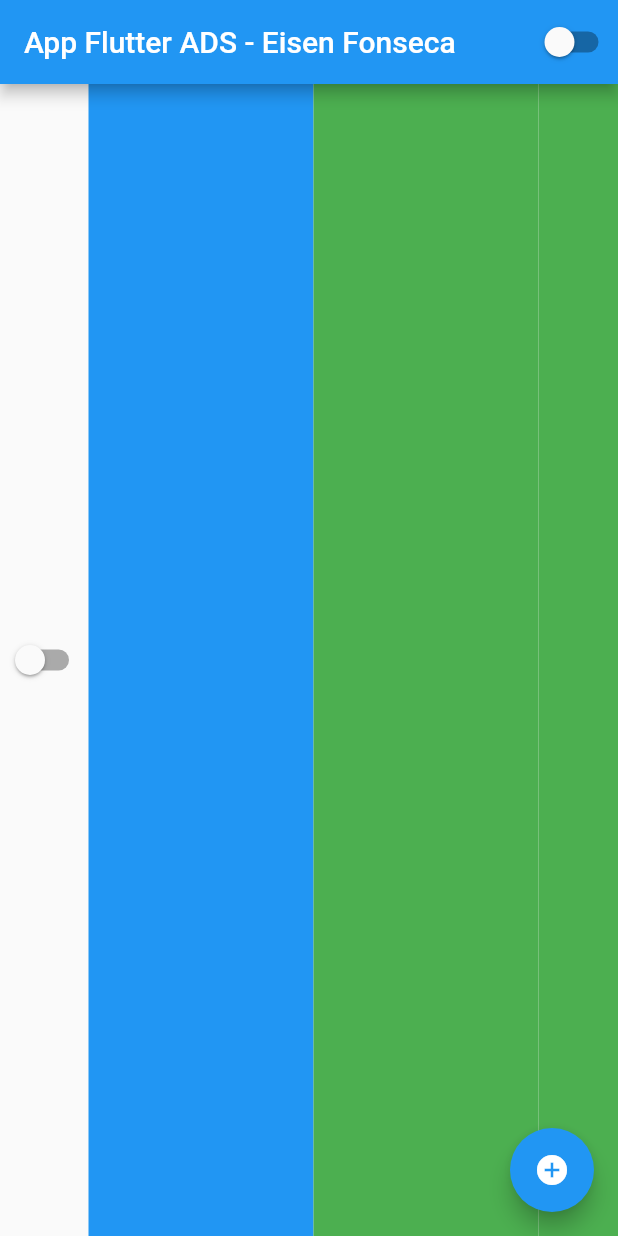
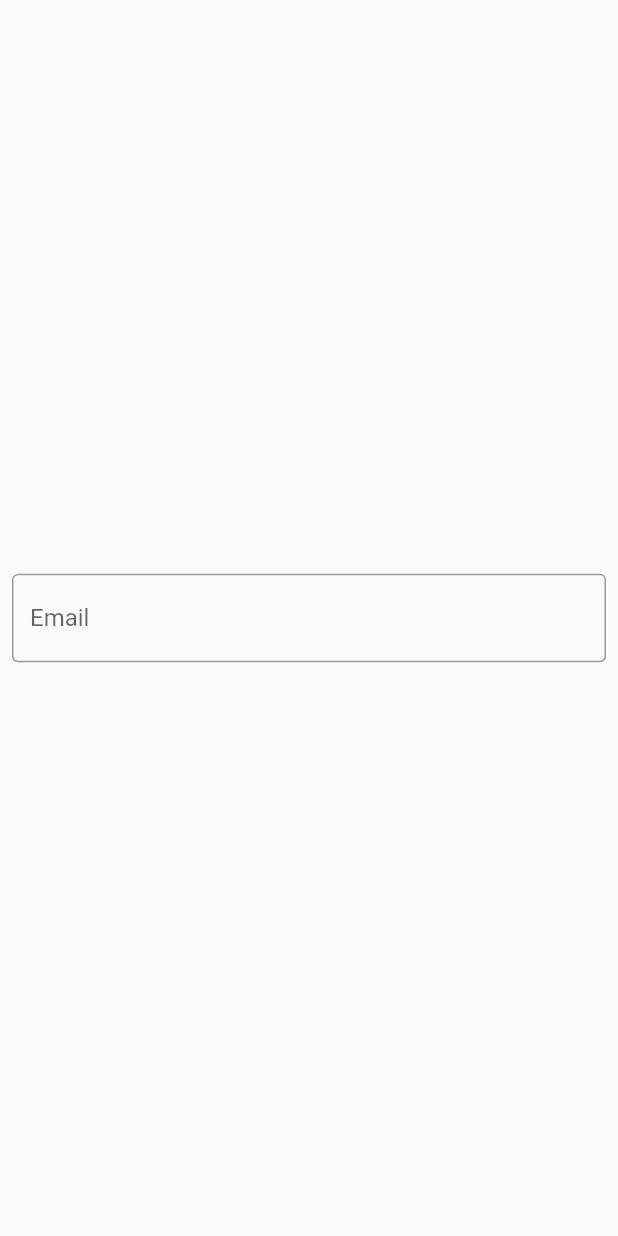
Before and after one commit to EisenGFonseca/Desenvolvimento-para-Dispositivos-M-veis, a Flutter app: the screen it shows after launch, on a phone screen of 412 x 824 dp. Run offline on Flutter 3.47's test engine with Material 2 defaults, Android fonts, the phone set to English and light mode, and no system bars.

Commit message:
Aula 1.12.1 Text Input field
Aula 1.12.1 Text Input field

```diff
--- a/Curso na pratica/ola_mundo/lib/app_widget.dart
+++ b/Curso na pratica/ola_mundo/lib/app_widget.dart
@@ -1,7 +1,6 @@
 import 'package:flutter/material.dart';
-
 import 'app_controller.dart';
-import 'home_page.dart';
+import 'login_page.dart';
 
 class AppWidget extends StatelessWidget {
   final String? title;
@@ -20,7 +19,7 @@ class AppWidget extends StatelessWidget {
                 ? Brightness.dark
                 : Brightness.light
             ),
-            home: HomePage(),
+            home: LoginPage(),
           );
         });
   }
--- a/Curso na pratica/ola_mundo/lib/home_page.dart
+++ b/Curso na pratica/ola_mundo/lib/home_page.dart
@@ -26,206 +26,11 @@ class HomePageState extends State<HomePage> {
         width: double.infinity,
         height: double.infinity,
         child: ListView(
-          scrollDirection: Axis.horizontal,
+          //scrollDirection: Axis.horizontal,
           children: [
             Center(child: CustomSwitch()),
             Container(
               height: 100,
-            ),
-            Container(
-              width: 150,
-              height: 150,
-              color: Colors.blue,
-            ),
-            Container(
-              width: 150,
-              height: 150,
-              color: Colors.green,
-            ),
-            Container(
-              width: 150,
-              height: 150,
-              color: Colors.green,
-            ),
-            Container(
-              width: 150,
-              height: 150,
-              color: Colors.green,
-            ),
-            Container(
-              width: 150,
-              height: 150,
-              color: Colors.green,
-            ),
-            Container(
-              width: 150,
-              height: 150,
-              color: Colors.green,
-            ),
-            Container(
-              width: 150,
-              height: 150,
-              color: Colors.green,
-            ),
-            Container(
-              width: 150,
-              height: 150,
-              color: Colors.green,
-            ),
-            Container(
-              width: 150,
-              height: 150,
-              color: Colors.green,
-            ),
-            Container(
-              width: 150,
-              height: 150,
-              color: Colors.green,
-            ),
-            Container(
-              width: 150,
-              height: 150,
-              color: Colors.green,
-            ),
-            Container(
-              width: 150,
-              height: 150,
-              color: Colors.green,
-            ),
-            Container(
-              width: 150,
-              height: 150,
-              color: Colors.green,
-            ),
-            Container(
-              width: 150,
-              height: 150,
-              color: Colors.green,
-            ),
-            Container(
-              width: 150,
-              height: 150,
-              color: Colors.green,
-            ),
-            Container(
-              width: 150,
-              height: 150,
-              color: Colors.green,
-            ),
-            Container(
-              width: 150,
-              height: 150,
-              color: Colors.green,
-            ),
-            Container(
-              width: 150,
-              height: 150,
-              color: Colors.green,
-            ),
-            Container(
-              width: 150,
-              height: 150,
-              color: Colors.green,
-            ),
-            Container(
-              width: 150,
-              height: 150,
-              color: Colors.green,
-            ),
-            Container(
-              width: 150,
-              height: 150,
-              color: Colors.green,
-            ),
-            Container(
-              width: 150,
-              height: 150,
-              color: Colors.green,
-            ),
-            Container(
-              width: 150,
-              height: 150,
-              color: Colors.green,
-            ),
-            Container(
-              width: 150,
-              height: 150,
-              color: Colors.green,
-            ),
-            Container(
-              width: 150,
-              height: 150,
-              color: Colors.green,
-            ),
-            Container(
-              width: 150,
-              height: 150,
-              color: Colors.green,
-            ),
-            Container(
-              width: 150,
-              height: 150,
-              color: Colors.green,
-            ),
-            Container(
-              width: 150,
-              height: 150,
-              color: Colors.green,
-            ),
-            Container(
-              width: 150,
-              height: 150,
-              color: Colors.green,
-            ),
-            Container(
-              width: 150,
-              height: 150,
-              color: Colors.green,
-            ),
-            Container(
-              width: 150,
-              height: 150,
-              color: Colors.green,
-            ),
-            Container(
-              width: 150,
-              height: 150,
-              color: Colors.green,
-            ),
-            Container(
-              width: 150,
-              height: 150,
-              color: Colors.green,
-            ),
-            Container(
-              width: 150,
-              height: 150,
-              color: Colors.green,
-            ),
-            Container(
-              width: 150,
-              height: 150,
-              color: Colors.green,
-            ),
-            Container(
-              width: 150,
-              height: 150,
-              color: Colors.green,
-            ),
-            Container(
-              width: 150,
-              height: 150,
-              color: Colors.green,
-            ),
-            Container(
-              width: 150,
-              height: 150,
-              color: Colors.green,
-            ),
-            Container(
-              width: 150,
-              height: 150,
-              color: Colors.green,
             ),
             Row(
                 mainAxisAlignment: MainAxisAlignment.spaceAround,
@@ -237,7 +42,7 @@ class HomePageState extends State<HomePage> {
                     color: Colors.green,
                   ),
                   Container(
-                    width: 100,
+                    width: 50,
                     height: 50,
                     color: Colors.yellow,
                   ),
--- /dev/null
+++ b/Curso na pratica/ola_mundo/lib/login_page.dart
@@ -0,0 +1,35 @@
+import 'package:flutter/material.dart';
+
+class LoginPage extends StatefulWidget {
+  const LoginPage({ Key? key }) : super(key: key);
+
+  @override
+  _LoginPageState createState() => _LoginPageState();
+}
+
+class _LoginPageState extends State<LoginPage> {
+  @override
+  Widget build(BuildContext context) {
+    return Material(
+      child: SizedBox(
+        width: double.infinity,
+        height: double.infinity,
+        child: Padding(
+          padding: const EdgeInsets.all(8.0),
+          child: Column(
+            mainAxisAlignment: MainAxisAlignment.center,
+            children: [
+              TextField(
+                decoration: InputDecoration(
+                  labelText: 'Email',
+                  border: OutlineInputBorder(),
+
+                )
+              )
+            ],
+          )
+        )
+      ),
+    );
+  }
+}
```
